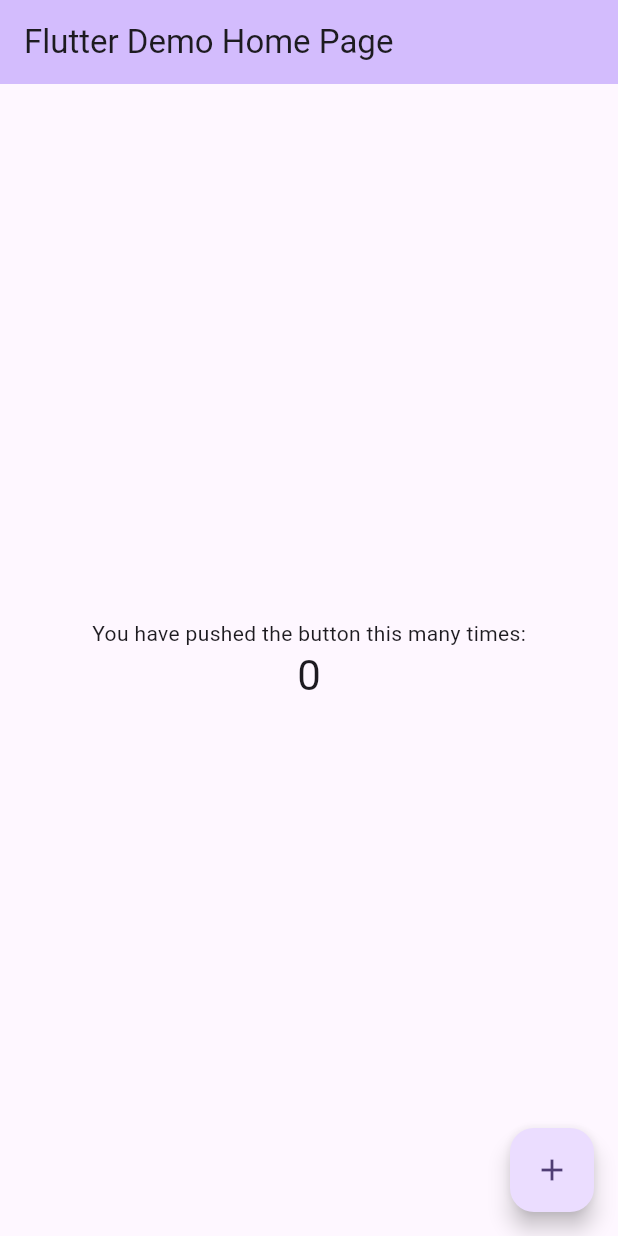
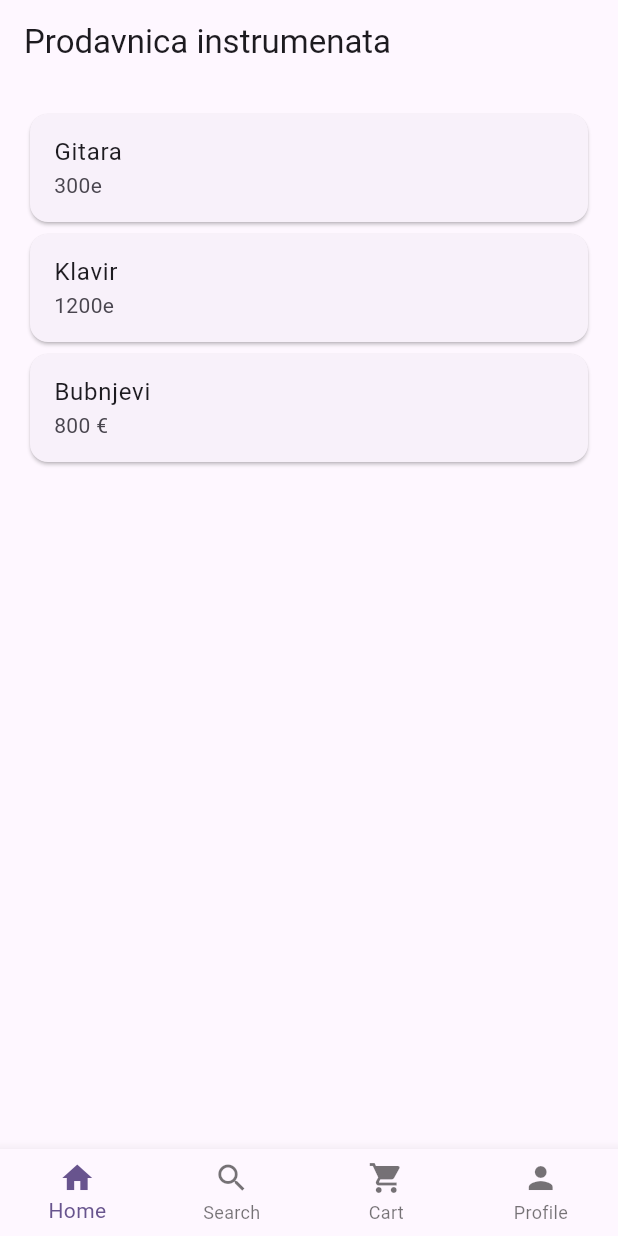
Before and after one commit to andjelamitric/prodavnica_muzickih_instrumenata, a Flutter app: the screen it shows after launch, on a phone screen of 412 x 824 dp. Run offline on Flutter 3.47's test engine with Material 3 defaults, Android fonts, the phone set to English and light mode, and no system bars.

Commit message:
Root screen i nav bar

```diff
--- a/lib/main.dart
+++ b/lib/main.dart
@@ -1,4 +1,5 @@
 import 'package:flutter/material.dart';
+import 'screens/root_screen.dart';
 
 void main() {
   runApp(const MyApp());
@@ -7,116 +8,19 @@ void main() {
 class MyApp extends StatelessWidget {
   const MyApp({super.key});
 
-  // This widget is the root of your application.
+ // This widget is the root of your application.
   @override
   Widget build(BuildContext context) {
     return MaterialApp(
-      title: 'Flutter Demo',
+      debugShowCheckedModeBanner: false,
+      title: 'Prodavnica instrumenata',
       theme: ThemeData(
-        // This is the theme of your application.
-        //
-        // TRY THIS: Try running your application with "flutter run". You'll see
-        // the application has a purple toolbar. Then, without quitting the app,
-        // try changing the seedColor in the colorScheme below to Colors.green
-        // and then invoke "hot reload" (save your changes or press the "hot
-        // reload" button in a Flutter-supported IDE, or press "r" if you used
-        // the command line to start the app).
-        //
-        // Notice that the counter didn't reset back to zero; the application
-        // state is not lost during the reload. To reset the state, use hot
-        // restart instead.
-        //
-        // This works for code too, not just values: Most code changes can be
-        // tested with just a hot reload.
-        colorScheme: .fromSeed(seedColor: Colors.deepPurple),
+        colorScheme: ColorScheme.fromSeed(
+          seedColor: Colors.deepPurple,
+        ),
+        useMaterial3: true,
       ),
-      home: const MyHomePage(title: 'Flutter Demo Home Page'),
+      home: const RootScreen(),
     );
   }
 }
-
-class MyHomePage extends StatefulWidget {
-  const MyHomePage({super.key, required this.title});
-
-  // This widget is the home page of your application. It is stateful, meaning
-  // that it has a State object (defined below) that contains fields that affect
-  // how it looks.
-
-  // This class is the configuration for the state. It holds the values (in this
-  // case the title) provided by the parent (in this case the App widget) and
-  // used by the build method of the State. Fields in a Widget subclass are
-  // always marked "final".
-
-  final String title;
-
-  @override
-  State<MyHomePage> createState() => _MyHomePageState();
-}
-
-class _MyHomePageState extends State<MyHomePage> {
-  int _counter = 0;
-
-  void _incrementCounter() {
-    setState(() {
-      // This call to setState tells the Flutter framework that something has
-      // changed in this State, which causes it to rerun the build method below
-      // so that the display can reflect the updated values. If we changed
-      // _counter without calling setState(), then the build method would not be
-      // called again, and so nothing would appear to happen.
-      _counter++;
-    });
-  }
-
-  @override
-  Widget build(BuildContext context) {
-    // This method is rerun every time setState is called, for instance as done
-    // by the _incrementCounter method above.
-    //
-    // The Flutter framework has been optimized to make rerunning build methods
-    // fast, so that you can just rebuild anything that needs updating rather
-    // than having to individually change instances of widgets.
-    return Scaffold(
-      appBar: AppBar(
-        // TRY THIS: Try changing the color here to a specific color (to
-        // Colors.amber, perhaps?) and trigger a hot reload to see the AppBar
-        // change color while the other colors stay the same.
-        backgroundColor: Theme.of(context).colorScheme.inversePrimary,
-        // Here we take the value from the MyHomePage object that was created by
-        // the App.build method, and use it to set our appbar title.
-        title: Text(widget.title),
-      ),
-      body: Center(
-        // Center is a layout widget. It takes a single child and positions it
-        // in the middle of the parent.
-        child: Column(
-          // Column is also a layout widget. It takes a list of children and
-          // arranges them vertically. By default, it sizes itself to fit its
-          // children horizontally, and tries to be as tall as its parent.
-          //
-          // Column has various properties to control how it sizes itself and
-          // how it positions its children. Here we use mainAxisAlignment to
-          // center the children vertically; the main axis here is the vertical
-          // axis because Columns are vertical (the cross axis would be
-          // horizontal).
-          //
-          // TRY THIS: Invoke "debug painting" (choose the "Toggle Debug Paint"
-          // action in the IDE, or press "p" in the console), to see the
-          // wireframe for each widget.
-          mainAxisAlignment: .center,
-          children: [
-            const Text('You have pushed the button this many times:'),
-            Text(
-              '$_counter',
-              style: Theme.of(context).textTheme.headlineMedium,
-            ),
-          ],
-        ),
-      ),
-      floatingActionButton: FloatingActionButton(
-        onPressed: _incrementCounter,
-        tooltip: 'Increment',
-        child: const Icon(Icons.add),
-      ),
-    );
-  }
-}
--- /dev/null
+++ b/lib/screens/home_screen.dart
@@ -0,0 +1,34 @@
+import 'package:flutter/material.dart';
+
+class HomeScreen extends StatelessWidget { //nema promene stanja samo prik podatke
+  const HomeScreen({super.key});
+
+  @override
+  Widget build(BuildContext context) {
+    return Scaffold(
+      appBar: AppBar(title: const Text ("Prodavnica instrumenata")), //naziv app
+      body: ListView(
+          padding: const EdgeInsets.all(16), //vertikalno skrolovanje
+          children: const[
+            Card(child: ListTile(
+              title: Text("Gitara"),
+              subtitle: Text("300e"),
+              ),
+              ),
+            Card(
+              child: ListTile(
+                title: Text("Klavir"),
+                subtitle: Text("1200e"),
+                ),
+                ),
+            Card(
+            child: ListTile(
+              title: Text("Bubnjevi"),
+              subtitle: Text("800 €"),
+            ),
+          ),
+        ],
+      ),
+    );
+  }
+}
--- /dev/null
+++ b/lib/screens/root_screen.dart
@@ -0,0 +1,44 @@
+import 'package:flutter/material.dart';
+import 'home_screen.dart';
+import 'search_screen.dart';
+import 'cart_screen.dart';
+import 'profile_screen.dart';
+
+class RootScreen extends StatefulWidget {  //StateFul jer pamti koji je tab izabran tren
+  const RootScreen({super.key});
+
+  @override
+State<RootScreen> createState ()=>_RootScreenState(); //povezuje widget sa klasom koja pamti stanje
+}
+
+class _RootScreenState extends State <RootScreen> {
+  int _selectedIndex=0; //menja se klikom na navbar, pokrece se na home screenu
+
+  final List <Widget> _screens=const[
+    HomeScreen(), //index 0
+    SearchScreen(), //1
+    CartScreen(), //2
+    ProfileScreen(), //3
+  ];
+  @override
+  Widget build(BuildContext context) {
+    return Scaffold(
+      body:_screens[_selectedIndex], //prik ekran u zavisnosti od izabr indexa
+      bottomNavigationBar: BottomNavigationBar( //navigacija
+        currentIndex: _selectedIndex,
+        type: BottomNavigationBarType.fixed,
+        onTap: (index){
+          setState(() { //ponovo se prik ui
+            _selectedIndex=index; //menja se index
+          });
+        },
+        items:const[
+          BottomNavigationBarItem(icon: Icon(Icons.home), label: 'Home'),
+          BottomNavigationBarItem(icon: Icon(Icons.search),label:'Search'),
+          BottomNavigationBarItem(icon: Icon(Icons.shopping_cart),label: 'Cart'),
+          BottomNavigationBarItem(icon: Icon(Icons.person),label: 'Profile')
+        ]
+      ),
+    );
+  }
+}
```
Also changed, not shown: lib/screens/cart_screen.dart (added, +15 -0 lines), lib/screens/profile_screen.dart (added, +16 -0 lines), lib/screens/search_screen.dart (added, +21 -0 lines).
